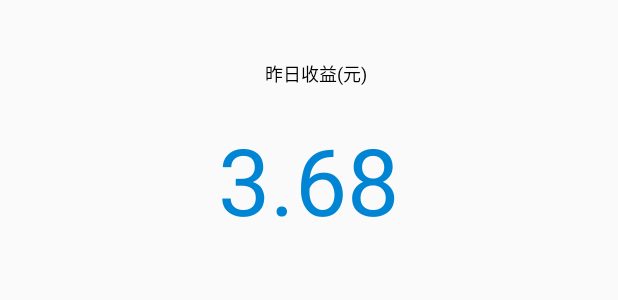
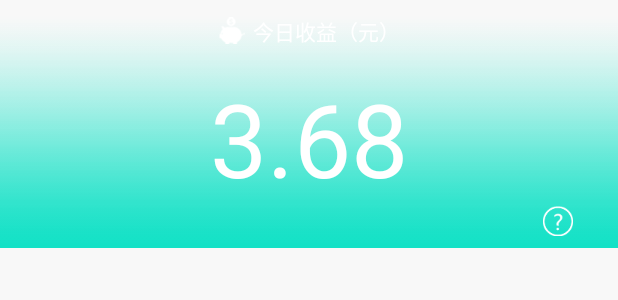
Before and after one commit to jipengqaz/cgwallet, an Android app: the layout layout_my_wallet.xml on its own in the app's theme, with its tools: preview values and no code run, on a phone screen of 412 x 824 dp. Shown: the top 300 px of the screen. Run offline under Robolectric (Android 15) with nearby library versions, the phone set to English and light mode, and no system bars.

Commit message:
修改我的钱包也面布局； 修改草根钱包的背景

```diff
--- a/app/src/main/res/layout/layout_cg_wallet.xml
+++ b/app/src/main/res/layout/layout_cg_wallet.xml
@@ -1,6 +1,7 @@
 <?xml version="1.0" encoding="utf-8"?>
 <LinearLayout xmlns:android="http://schemas.android.com/apk/res/android"
     android:id="@+id/layout_cg_wallet"
+    android:background="@mipmap/bg_main"
     android:orientation="vertical"
     android:gravity="center_horizontal"
     android:layout_width="match_parent"
--- a/app/src/main/res/layout/layout_my_wallet.xml
+++ b/app/src/main/res/layout/layout_my_wallet.xml
@@ -1,40 +1,63 @@
 <?xml version="1.0" encoding="utf-8"?>
 <LinearLayout xmlns:android="http://schemas.android.com/apk/res/android"
     android:orientation="vertical"
+    android:background="@color/bg_center"
     android:gravity="center_horizontal"
     android:layout_width="match_parent"
     android:layout_height="match_parent">
         <LinearLayout
-        android:layout_marginTop="20dp"
-        android:layout_marginBottom="30dp"
-        android:gravity="center"
             android:orientation="vertical"
+            android:gravity="center_vertical"
             android:layout_width="match_parent"
             android:layout_height="wrap_content">
             <LinearLayout
-            android:layout_marginTop="20dp"
+                android:background="@mipmap/bg_my_wallet_top"
+                android:gravity="center_horizontal"
+                android:orientation="vertical"
+                android:layout_width="match_parent"
+                android:layout_height="@dimen/my_wallet_top_height">
+                <LinearLayout
+                    android:layout_marginTop="10dp"
+                    android:orientation="horizontal"
                     android:gravity="center"
+                    android:layout_width="wrap_content"
+                    android:layout_height="wrap_content">
+                    <ImageView
+                        android:src="@mipmap/icon_year_rate"
+                        android:layout_width="wrap_content"
+                        android:layout_height="wrap_content" />
+                    <TextView
+                        android:layout_marginLeft="5dp"
+                        android:text="@string/my_wallet_today_earning_hint"
+                        android:textColor="@color/my_wallet_today_earning_hint"
+                        android:textSize="@dimen/my_wallet_today_earning_hint"
+                        android:layout_width="wrap_content"
+                        android:layout_height="wrap_content" />
+                </LinearLayout>
+                <LinearLayout
+                    android:layout_marginTop="15dp"
                     android:orientation="horizontal"
+                    android:gravity="center_horizontal|bottom"
+                    android:layout_width="wrap_content"
+                    android:layout_height="wrap_content">
+                    <TextView
+                        android:text="3.68"
+                        android:textSize="@dimen/my_wallet_figure_size"
+                        android:textColor="@color/center_layout_normal_text"
+                        android:layout_width="wrap_content"
+                        android:layout_height="wrap_content" />
+                </LinearLayout>
+                <LinearLayout
+                    android:orientation="vertical"
+                    android:gravity="right"
+                    android:layout_marginRight="20dp"
                     android:layout_width="match_parent"
                     android:layout_height="wrap_content">
                     <ImageView
-                android:layout_width="wrap_content"
-                android:layout_height="wrap_content" />
-            <TextView
-                android:layout_marginLeft="10dp"
-                android:text="昨日收益(元)"
-                android:textSize="@dimen/text_size_12sp"
-                android:textColor="@color/black"
-                android:layout_width="wrap_content"
-                android:layout_height="wrap_content" />
-        </LinearLayout>
-        <TextView
-            android:id="@+id/main_conter_rate"
-            android:layout_marginTop="20dp"
-            android:text="3.68"
-            android:textSize="@dimen/main_center_rate_text_size1"
-            android:textColor="@color/main_tips5"
+                        android:src="@mipmap/icon_wallet_help"
                         android:layout_width="wrap_content"
                         android:layout_height="wrap_content" />
                 </LinearLayout>
             </LinearLayout>
+        </LinearLayout>
+</LinearLayout>
--- a/app/src/main/res/layout/layout_top_title.xml
+++ b/app/src/main/res/layout/layout_top_title.xml
@@ -1,5 +1,6 @@
 <?xml version="1.0" encoding="utf-8"?>
 <RelativeLayout xmlns:android="http://schemas.android.com/apk/res/android"
+    android:background="@color/main_bg"
     android:layout_width="0dp"
     android:layout_height="0dp">
     <ImageView
--- a/app/src/main/res/layout/main_center_layout.xml
+++ b/app/src/main/res/layout/main_center_layout.xml
@@ -1,7 +1,6 @@
 <?xml version="1.0" encoding="utf-8"?>
 <RelativeLayout xmlns:android="http://schemas.android.com/apk/res/android"
     android:id="@+id/content"
-    android:background="@mipmap/bg_main"
     android:orientation="vertical"
     android:layout_width="match_parent"
     android:layout_height="match_parent">
--- a/app/src/main/res/values/colors.xml
+++ b/app/src/main/res/values/colors.xml
@@ -57,4 +57,5 @@
     <color name="bg_login_edit_stroke">#0085d4</color>
     <color name="bg_login_button_normal">#0095d1</color>
     <color name="bg_login_button_click">#005383</color>
+    <color name="my_wallet_today_earning_hint">#ffffff</color>
 </resources>
--- a/app/src/main/res/values/dimens.xml
+++ b/app/src/main/res/values/dimens.xml
@@ -48,4 +48,7 @@
     <dimen name="login_welcome_text">14sp</dimen>
     <dimen name="login_edit_text">16sp</dimen>
     <dimen name="login_btn_text">16sp</dimen>
+    <dimen name="my_wallet_today_earning_hint">14sp</dimen>
+    <dimen name="my_wallet_top_height">165dp</dimen>
+    <dimen name="my_wallet_figure_size">68sp</dimen>
 </resources>
--- a/app/src/main/res/values/strings.xml
+++ b/app/src/main/res/values/strings.xml
@@ -45,5 +45,6 @@
     <string name="login_edit_hint_text">请输入手机号</string>
     <string name="login_button_next">下一步</string>
     <string name="login_button_finish">完成</string>
+    <string name="my_wallet_today_earning_hint">今日收益（元）</string>
 
 </resources>
```
Also changed, not shown: app/src/main/java/cgtz/com/cgwallet/fragment/CgWalletFragment.java (+1 -25 lines), app/src/main/res/mipmap-xhdpi/bg_my_wallet_top.png (added), app/src/main/res/mipmap-xhdpi/icon_wallet_help.png (added). Lines whose indentation alone changed are shown as unchanged.
